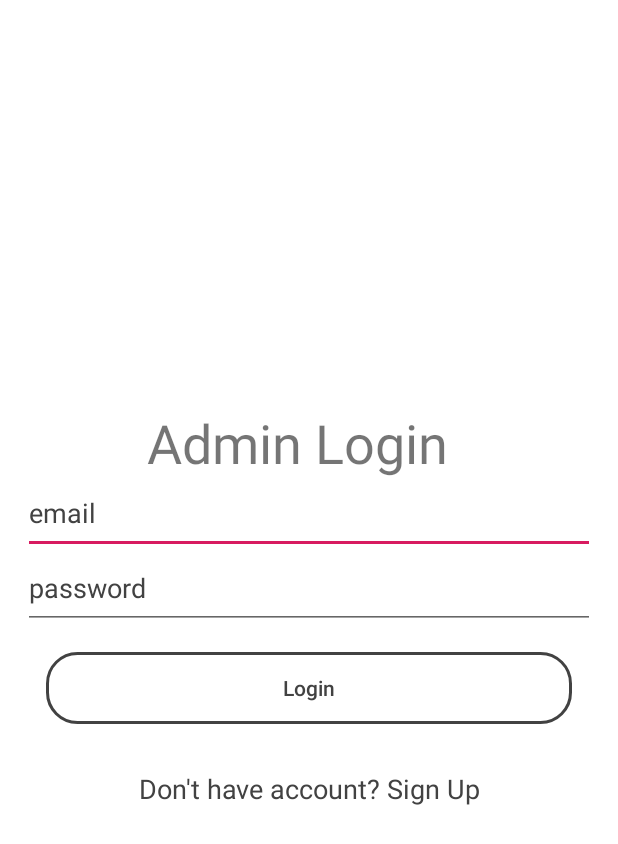
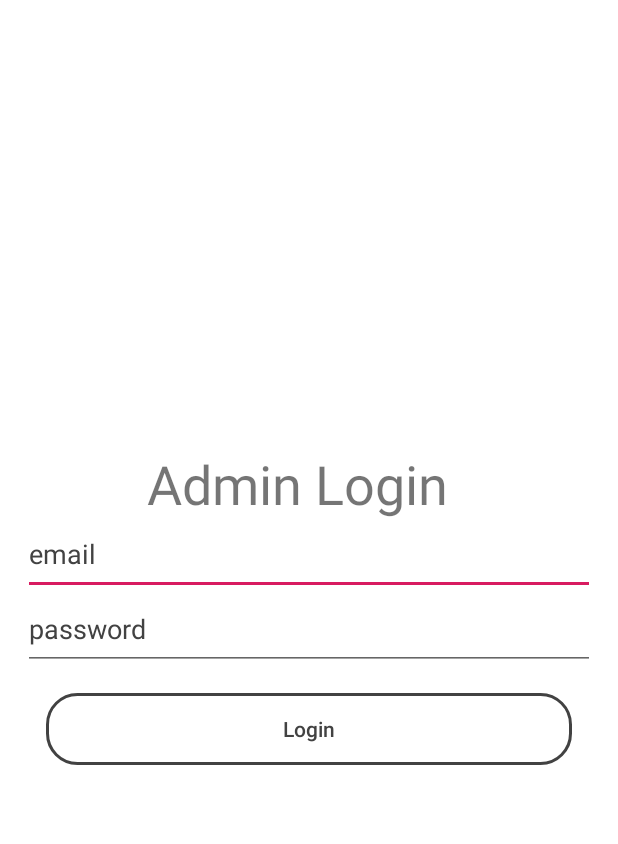
Before and after one commit to border-b/Hall-Management, an Android app: the layout activity_main2.xml on its own in the app's theme, with its tools: preview values and no code run, on a phone screen of 412 x 824 dp. Shown: the top 844 px of the screen. Run offline under Robolectric (Android 15) with nearby library versions, the phone set to English and light mode, and no system bars.

```diff
--- a/app/build.gradle
+++ b/app/build.gradle
@@ -30,7 +30,6 @@ dependencies {
     implementation 'com.google.firebase:firebase-storage:16.0.4'
     implementation 'com.google.firebase:firebase-core:16.0.7'
     implementation 'com.google.firebase:firebase-database:16.0.6'
-    implementation 'com.google.firebase:firebase-admin:6.11.0'
     testImplementation 'junit:junit:4.12'
     implementation 'com.google.android.material:material:1.0.0'
     implementation "androidx.navigation:navigation-fragment:2.0.0"
--- a/app/src/main/java/com/spacebound/hallmanagement/Main2Activity.java
+++ b/app/src/main/java/com/spacebound/hallmanagement/Main2Activity.java
@@ -14,5 +14,7 @@ public class Main2Activity extends AppCompatActivity {
     @Override
     protected void onCreate(Bundle savedInstanceState) {
         super.onCreate(savedInstanceState);
+        setContentView(R.layout.activity_main2);
+
     }
 }
--- a/app/src/main/res/layout/activity_main2.xml
+++ b/app/src/main/res/layout/activity_main2.xml
@@ -64,16 +64,6 @@
                 android:textAllCaps="false"
                 android:textColor="@color/cardview_dark_background" />
 
-            <TextView
-                android:id="@+id/textViewSignup"
-                android:layout_width="match_parent"
-                android:layout_height="wrap_content"
-                android:padding="15dp"
-                android:text="Don't have account? Sign Up"
-                android:textAlignment="center"
-                android:textAppearance="@style/Base.TextAppearance.AppCompat.Medium"
-                android:textColor="@color/cardview_dark_background" />
-
 
         </LinearLayout>
 
```
